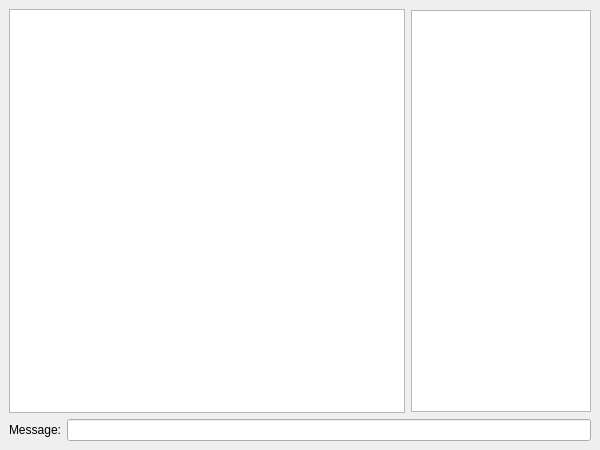
This is Freechat/freechat.ui in bogdyname/Freechat-Windows as Qt 5 draws it before an edit. The edited form follows.
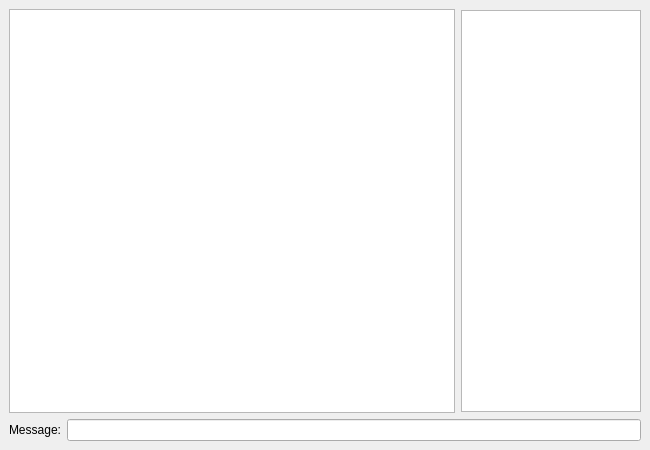
This is the edited form. Icons and pictures are not drawn.

The edit to the form file:
```diff
--- a/Freechat/freechat.ui
+++ b/Freechat/freechat.ui
@@ -6,7 +6,7 @@
    <rect>
     <x>0</x>
     <y>0</y>
-    <width>600</width>
+    <width>650</width>
     <height>450</height>
    </rect>
   </property>
```
